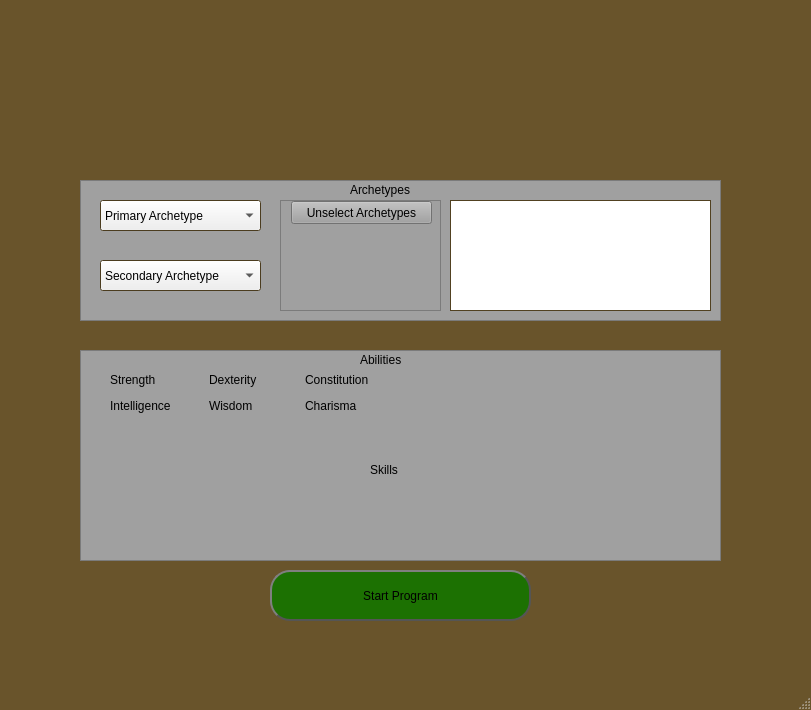
This is FirstDraft/Visuals/SelectorMenu.ui in BenPidge/Dissertation-Repository as Qt 5 draws it before an edit. The edited form follows.
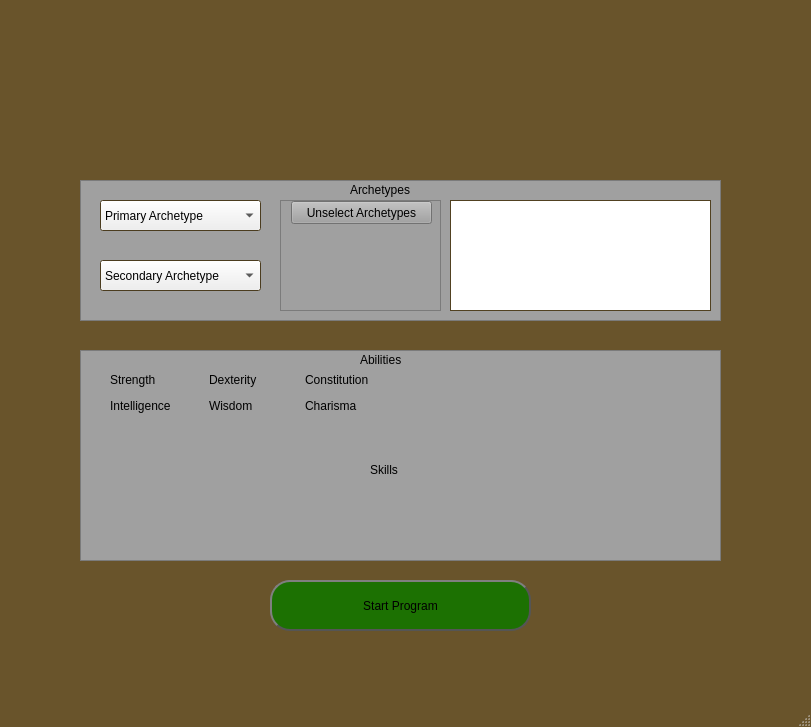
This is the edited form. Icons and pictures are not drawn.

Patch:
```diff
--- a/FirstDraft/Visuals/SelectorMenu.ui
+++ b/FirstDraft/Visuals/SelectorMenu.ui
@@ -7,7 +7,7 @@
     <x>0</x>
     <y>0</y>
     <width>811</width>
-    <height>710</height>
+    <height>727</height>
    </rect>
   </property>
   <property name="palette">
@@ -260,7 +260,7 @@
     <property name="geometry">
      <rect>
       <x>270</x>
-      <y>570</y>
+      <y>580</y>
       <width>261</width>
       <height>51</height>
      </rect>
@@ -676,7 +676,7 @@
     <property name="geometry">
      <rect>
       <x>210</x>
-      <y>660</y>
+      <y>670</y>
       <width>401</width>
       <height>31</height>
      </rect>
@@ -696,7 +696,7 @@
     <property name="geometry">
      <rect>
       <x>310</x>
-      <y>630</y>
+      <y>640</y>
       <width>181</width>
       <height>31</height>
      </rect>
```
